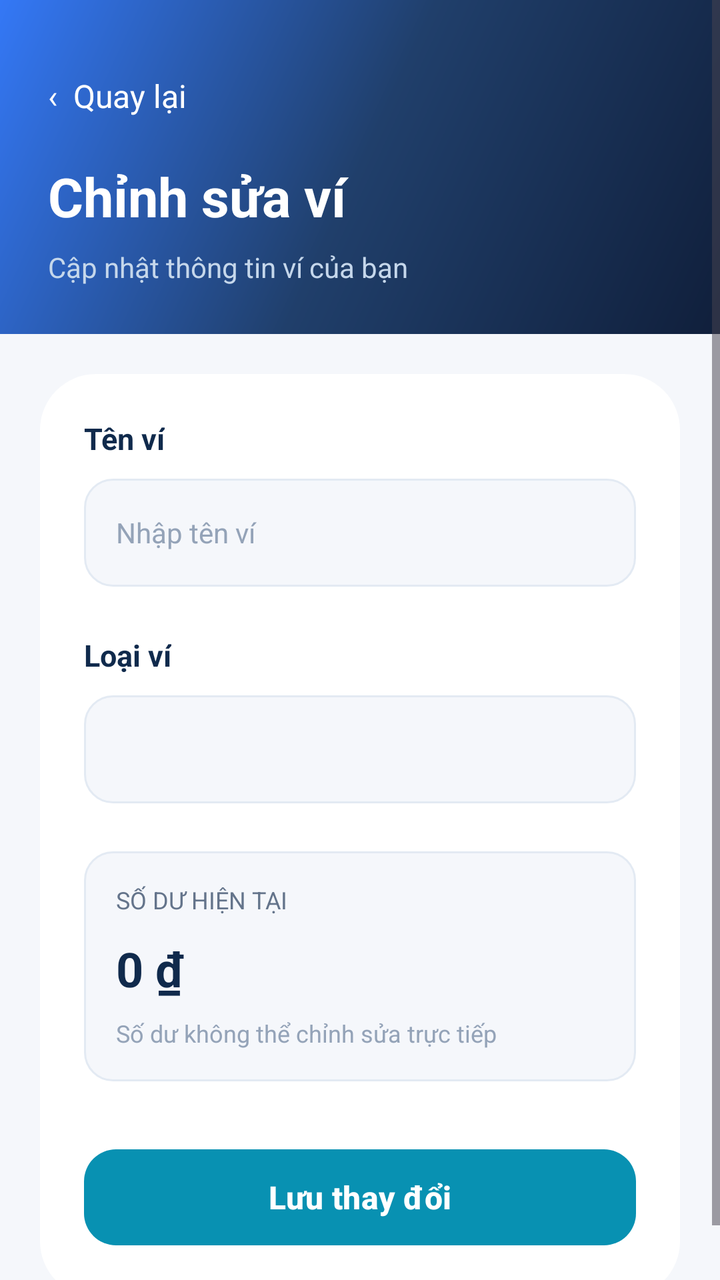
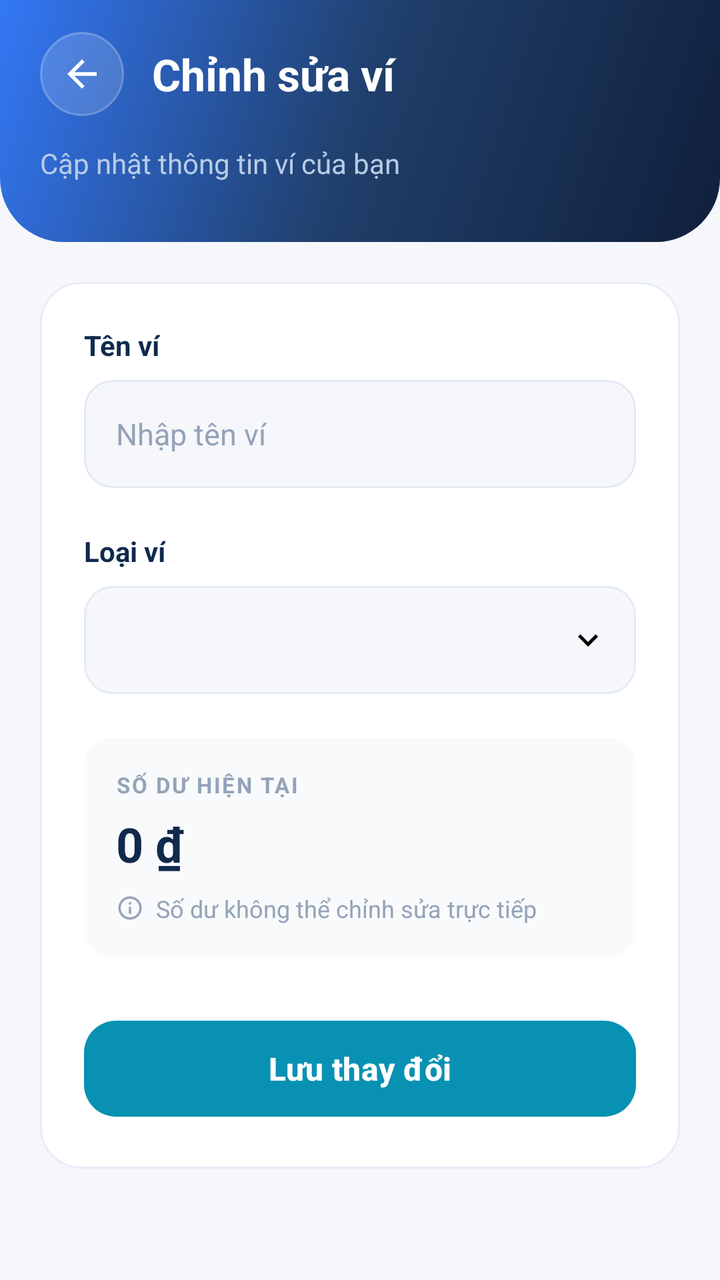

Before-and-after screenshots of an Android layout around one commit, followed by the original layout XML and the change that was made.
<!-- AndroidManifest.xml: application theme Theme.QLChiTieu -->
<!-- res/layout/activity_edit_wallet.xml -->
<?xml version="1.0" encoding="utf-8"?>
<ScrollView xmlns:android="http://schemas.android.com/apk/res/android"
    xmlns:app="http://schemas.android.com/apk/res-auto"
    android:layout_width="match_parent"
    android:layout_height="match_parent"
    android:fillViewport="true"
    android:background="#F5F7FB">

    <LinearLayout
        android:layout_width="match_parent"
        android:layout_height="wrap_content"
        android:orientation="vertical">

        <LinearLayout
            android:layout_width="match_parent"
            android:layout_height="wrap_content"
            android:background="@drawable/bg_auth_gradient"
            android:orientation="vertical"
            android:padding="24dp">

            <TextView
                android:id="@+id/tvQuayLaiSuaVi"
                android:layout_width="wrap_content"
                android:layout_height="48dp"
                android:gravity="center_vertical"
                android:text="‹  Quay lại"
                android:textColor="#FFFFFF"
                android:textSize="16sp" />

            <TextView
                android:layout_width="match_parent"
                android:layout_height="wrap_content"
                android:layout_marginTop="8dp"
                android:text="Chỉnh sửa ví"
                android:textColor="#FFFFFF"
                android:textSize="27sp"
                android:textStyle="bold" />

            <TextView
                android:layout_width="match_parent"
                android:layout_height="wrap_content"
                android:layout_marginTop="8dp"
                android:text="Cập nhật thông tin ví của bạn"
                android:textColor="#C5D7EB"
                android:textSize="14sp" />

        </LinearLayout>

        <LinearLayout
            android:layout_width="match_parent"
            android:layout_height="wrap_content"
            android:layout_margin="20dp"
            android:background="@drawable/bg_auth_card"
            android:orientation="vertical"
            android:padding="22dp">

            <TextView
                android:layout_width="wrap_content"
                android:layout_height="wrap_content"
                android:text="Tên ví"
                android:textColor="#102A4C"
                android:textSize="15sp"
                android:textStyle="bold" />

            <EditText
                android:id="@+id/edtTenViSua"
                android:layout_width="match_parent"
                android:layout_height="54dp"
                android:layout_marginTop="10dp"
                android:background="@drawable/bg_input"
                android:hint="Nhập tên ví"
                android:inputType="textCapSentences"
                android:singleLine="true"
                android:paddingStart="16dp"
                android:paddingEnd="16dp"
                android:textColor="#102A4C"
                android:textColorHint="#94A3B8"
                android:textSize="14sp" />

            <TextView
                android:layout_width="wrap_content"
                android:layout_height="wrap_content"
                android:layout_marginTop="24dp"
                android:text="Loại ví"
                android:textColor="#102A4C"
                android:textSize="15sp"
                android:textStyle="bold" />

            <Spinner
                android:id="@+id/spLoaiViSua"
                android:layout_width="match_parent"
                android:layout_height="54dp"
                android:layout_marginTop="10dp"
                android:background="@drawable/bg_input"
                android:paddingStart="12dp"
                android:paddingEnd="12dp" />

            <LinearLayout
                android:layout_width="match_parent"
                android:layout_height="wrap_content"
                android:layout_marginTop="24dp"
                android:background="@drawable/bg_input"
                android:orientation="vertical"
                android:padding="16dp">

                <TextView
                    android:layout_width="wrap_content"
                    android:layout_height="wrap_content"
                    android:text="SỐ DƯ HIỆN TẠI"
                    android:textColor="#64748B"
                    android:textSize="12sp" />

                <TextView
                    android:id="@+id/tvSoDuViSua"
                    android:layout_width="match_parent"
                    android:layout_height="wrap_content"
                    android:layout_marginTop="10dp"
                    android:text="0 ₫"
                    android:textColor="#102A4C"
                    android:textSize="24sp"
                    android:textStyle="bold" />

                <TextView
                    android:layout_width="match_parent"
                    android:layout_height="wrap_content"
                    android:layout_marginTop="8dp"
                    android:text="Số dư không thể chỉnh sửa trực tiếp"
                    android:textColor="#94A3B8"
                    android:textSize="12sp" />

            </LinearLayout>

            <com.google.android.material.button.MaterialButton
                android:id="@+id/btnLuuSuaVi"
                android:layout_width="match_parent"
                android:layout_height="56dp"
                android:layout_marginTop="30dp"
                android:text="Lưu thay đổi"
                android:textAllCaps="false"
                android:textColor="#FFFFFF"
                android:textSize="16sp"
                android:textStyle="bold"
                app:backgroundTint="#0891B2"
                app:cornerRadius="16dp" />

        </LinearLayout>

    </LinearLayout>

</ScrollView>
<!-- resources referenced by this layout -->
<resources>
  <!-- drawable bg_auth_card (drawable) -->
  <?xml version="1.0" encoding="utf-8"?>
  <shape xmlns:android="http://schemas.android.com/apk/res/android"
      android:shape="rectangle">
  
      <solid android:color="@color/surface_light" />
  
      <corners android:radius="28dp" />
  
  </shape>
  <!-- drawable bg_auth_gradient (drawable) -->
  <?xml version="1.0" encoding="utf-8"?>
  <shape xmlns:android="http://schemas.android.com/apk/res/android"
      android:shape="rectangle">
  
      <gradient
          android:angle="135"
          android:startColor="@color/navy"
          android:centerColor="@color/navy_light"
          android:endColor="@color/blue"
          android:type="linear" />
  
  </shape>
  <color name="surface_light">#FFFFFF</color>
  <color name="navy">#101F3B</color>
  <color name="navy_light">#203F6B</color>
  <color name="blue">#3478F6</color>
  <color name="white">#FFFFFF</color>
  <color name="teal">#18B6A4</color>
  <!-- unchanged entries left out for length: 5 -->
</resources>

<!-- the commit's change to res/layout/activity_edit_wallet.xml (unified diff, before → after) -->
@@ -3,8 +3,9 @@
     xmlns:app="http://schemas.android.com/apk/res-auto"
     android:layout_width="match_parent"
     android:layout_height="match_parent"
+    android:background="@color/phinova_background"
     android:fillViewport="true"
-    android:background="#F5F7FB">
+    android:overScrollMode="never">
 
     <LinearLayout
         android:layout_width="match_parent"
@@ -12,36 +13,47 @@
         android:orientation="vertical">
 
         <LinearLayout
+            android:id="@+id/layoutHeader"
             android:layout_width="match_parent"
             android:layout_height="wrap_content"
-            android:background="@drawable/bg_auth_gradient"
+            android:background="@drawable/bg_wallet_header"
             android:orientation="vertical"
-            android:padding="24dp">
+            android:paddingStart="20dp"
+            android:paddingTop="16dp"
+            android:paddingEnd="20dp"
+            android:paddingBottom="30dp">
 
-            <TextView
-                android:id="@+id/tvQuayLaiSuaVi"
-                android:layout_width="wrap_content"
-                android:layout_height="48dp"
+            <LinearLayout
+                android:layout_width="match_parent"
+                android:layout_height="wrap_content"
                 android:gravity="center_vertical"
-                android:text="‹  Quay lại"
-                android:textColor="#FFFFFF"
-                android:textSize="16sp" />
+                android:orientation="horizontal">
+
+                <TextView
+                    android:id="@+id/tvQuayLaiSuaVi"
+                    android:layout_width="42dp"
+                    android:layout_height="42dp"
+                    android:background="@drawable/bg_back_button"
+                    android:contentDescription="Quay lại" />
+
+                <TextView
+                    android:layout_width="0dp"
+                    android:layout_height="wrap_content"
+                    android:layout_marginStart="14dp"
+                    android:layout_weight="1"
+                    android:text="Chỉnh sửa ví"
+                    android:textColor="@color/white"
+                    android:textSize="22sp"
+                    android:textStyle="bold" />
+
+            </LinearLayout>
 
             <TextView
                 android:layout_width="match_parent"
                 android:layout_height="wrap_content"
-                android:layout_marginTop="8dp"
-                android:text="Chỉnh sửa ví"
-                android:textColor="#FFFFFF"
-                android:textSize="27sp"
-                android:textStyle="bold" />
-
-            <TextView
-                android:layout_width="match_parent"
-                android:layout_height="wrap_content"
-                android:layout_marginTop="8dp"
+                android:layout_marginTop="14dp"
                 android:text="Cập nhật thông tin ví của bạn"
-                android:textColor="#C5D7EB"
+                android:textColor="#B8CCE6"
                 android:textSize="14sp" />
 
         </LinearLayout>
@@ -49,84 +61,106 @@
         <LinearLayout
             android:layout_width="match_parent"
             android:layout_height="wrap_content"
-            android:layout_margin="20dp"
-            android:background="@drawable/bg_auth_card"
+            android:layout_marginStart="20dp"
+            android:layout_marginTop="20dp"
+            android:layout_marginEnd="20dp"
+            android:background="@drawable/bg_card_soft"
             android:orientation="vertical"
             android:padding="22dp">
 
             <TextView
                 android:layout_width="wrap_content"
                 android:layout_height="wrap_content"
+                android:layout_marginTop="0dp"
                 android:text="Tên ví"
-                android:textColor="#102A4C"
-                android:textSize="15sp"
+                android:textColor="@color/phinova_text_primary"
+                android:textSize="14sp"
                 android:textStyle="bold" />
 
             <EditText
                 android:id="@+id/edtTenViSua"
                 android:layout_width="match_parent"
                 android:layout_height="54dp"
-                android:layout_marginTop="10dp"
+                android:layout_marginTop="8dp"
                 android:background="@drawable/bg_input"
                 android:hint="Nhập tên ví"
                 android:inputType="textCapSentences"
-                android:singleLine="true"
                 android:paddingStart="16dp"
                 android:paddingEnd="16dp"
-                android:textColor="#102A4C"
-                android:textColorHint="#94A3B8"
-                android:textSize="14sp" />
+                android:textColor="@color/phinova_text_primary"
+                android:textColorHint="@color/phinova_text_hint"
+                android:textSize="15sp"
+                android:singleLine="true"
+                />
 
             <TextView
                 android:layout_width="wrap_content"
                 android:layout_height="wrap_content"
-                android:layout_marginTop="24dp"
+                android:layout_marginTop="22dp"
                 android:text="Loại ví"
-                android:textColor="#102A4C"
-                android:textSize="15sp"
+                android:textColor="@color/phinova_text_primary"
+                android:textSize="14sp"
                 android:textStyle="bold" />
 
             <Spinner
                 android:id="@+id/spLoaiViSua"
                 android:layout_width="match_parent"
                 android:layout_height="54dp"
-                android:layout_marginTop="10dp"
-                android:background="@drawable/bg_input"
-                android:paddingStart="12dp"
-                android:paddingEnd="12dp" />
+                android:layout_marginTop="8dp"
+                android:background="@drawable/bg_spinner"
+                android:popupBackground="@drawable/bg_card_soft"
+                android:spinnerMode="dropdown" />
 
             <LinearLayout
                 android:layout_width="match_parent"
                 android:layout_height="wrap_content"
-                android:layout_marginTop="24dp"
-                android:background="@drawable/bg_input"
+                android:layout_marginTop="22dp"
+                android:background="@drawable/bg_balance_box"
                 android:orientation="vertical"
                 android:padding="16dp">
 
                 <TextView
                     android:layout_width="wrap_content"
                     android:layout_height="wrap_content"
+                    android:letterSpacing="0.08"
                     android:text="SỐ DƯ HIỆN TẠI"
-                    android:textColor="#64748B"
-                    android:textSize="12sp" />
+                    android:textColor="@color/phinova_text_hint"
+                    android:textSize="11sp"
+                    android:textStyle="bold" />
 
                 <TextView
                     android:id="@+id/tvSoDuViSua"
                     android:layout_width="match_parent"
                     android:layout_height="wrap_content"
-                    android:layout_marginTop="10dp"
+                    android:layout_marginTop="6dp"
                     android:text="0 ₫"
-                    android:textColor="#102A4C"
+                    android:textColor="@color/phinova_text_primary"
                     android:textSize="24sp"
                     android:textStyle="bold" />
 
-                <TextView
+                <LinearLayout
                     android:layout_width="match_parent"
                     android:layout_height="wrap_content"
                     android:layout_marginTop="8dp"
-                    android:text="Số dư không thể chỉnh sửa trực tiếp"
-                    android:textColor="#94A3B8"
-                    android:textSize="12sp" />
+                    android:gravity="center_vertical"
+                    android:orientation="horizontal">
+
+                    <ImageView
+                        android:layout_width="14dp"
+                        android:layout_height="14dp"
+                        android:contentDescription="@null"
+                        android:src="@drawable/ic_info"
+                        app:tint="@color/phinova_text_hint" />
+
+                    <TextView
+                        android:layout_width="wrap_content"
+                        android:layout_height="wrap_content"
+                        android:layout_marginStart="6dp"
+                        android:text="Số dư không thể chỉnh sửa trực tiếp"
+                        android:textColor="@color/phinova_text_hint"
+                        android:textSize="12sp" />
+
+                </LinearLayout>
 
             </LinearLayout>
 
@@ -134,17 +168,21 @@
                 android:id="@+id/btnLuuSuaVi"
                 android:layout_width="match_parent"
                 android:layout_height="56dp"
-                android:layout_marginTop="30dp"
+                android:layout_marginTop="28dp"
                 android:text="Lưu thay đổi"
                 android:textAllCaps="false"
-                android:textColor="#FFFFFF"
+                android:textColor="@color/white"
                 android:textSize="16sp"
                 android:textStyle="bold"
-                app:backgroundTint="#0891B2"
+                app:backgroundTint="@color/phinova_accent"
                 app:cornerRadius="16dp" />
 
         </LinearLayout>
 
+        <View
+            android:layout_width="match_parent"
+            android:layout_height="24dp" />
+
     </LinearLayout>
 
 </ScrollView>
<!-- resource entries referenced after the edit -->
@@ -1,34 +1,99 @@
 <!-- resources referenced by this layout -->
 <resources>
-  <!-- drawable bg_auth_card (drawable) -->
+  <color name="phinova_accent">#0891B2</color>
+  <color name="phinova_background">#F5F7FB</color>
+  <color name="phinova_text_hint">#94A3B8</color>
+  <color name="phinova_text_primary">#102A4C</color>
+  <color name="navy">#101F3B</color>
+  <color name="navy_light">#203F6B</color>
+  <color name="blue">#3478F6</color>
+  <color name="white">#FFFFFF</color>
+  <!-- drawable bg_back_button (drawable) -->
+  <?xml version="1.0" encoding="utf-8"?>
+  <layer-list xmlns:android="http://schemas.android.com/apk/res/android">
+      <item>
+          <shape android:shape="oval">
+              <solid android:color="#26FFFFFF" />
+              <stroke android:width="1dp" android:color="#40FFFFFF" />
+          </shape>
+      </item>
+      <item
+          android:drawable="@drawable/ic_arrow_back"
+          android:gravity="center"
+          android:width="22dp"
+          android:height="22dp" />
+  </layer-list>
+  <!-- drawable bg_balance_box (drawable) -->
+  <?xml version="1.0" encoding="utf-8"?>
+  <shape xmlns:android="http://schemas.android.com/apk/res/android" android:shape="rectangle">
+      <solid android:color="#F8FAFC" />
+      <corners android:radius="14dp" />
+  </shape>
+  <!-- drawable bg_card_soft (drawable) -->
   <?xml version="1.0" encoding="utf-8"?>
   <shape xmlns:android="http://schemas.android.com/apk/res/android"
       android:shape="rectangle">
-  
-      <solid android:color="@color/surface_light" />
-  
-      <corners android:radius="28dp" />
-  
+      <solid android:color="@color/white" />
+      <corners android:radius="20dp" />
+      <stroke
+          android:width="1dp"
+          android:color="@color/phinova_border" />
   </shape>
-  <!-- drawable bg_auth_gradient (drawable) -->
+  <!-- drawable bg_spinner (drawable) -->
+  <?xml version="1.0" encoding="utf-8"?>
+  <layer-list xmlns:android="http://schemas.android.com/apk/res/android">
+      <item>
+          <shape android:shape="rectangle">
+              <solid android:color="@color/background_light" />
+              <corners android:radius="14dp" />
+              <stroke android:width="1dp" android:color="@color/border_light" />
+          </shape>
+      </item>
+      <item
+          android:drawable="@drawable/ic_chevron_down"
+          android:gravity="center_vertical|end"
+          android:right="14dp"
+          android:width="20dp"
+          android:height="20dp" />
+  </layer-list>
+  <!-- drawable bg_wallet_header (drawable) -->
   <?xml version="1.0" encoding="utf-8"?>
   <shape xmlns:android="http://schemas.android.com/apk/res/android"
       android:shape="rectangle">
-  
       <gradient
           android:angle="135"
           android:startColor="@color/navy"
           android:centerColor="@color/navy_light"
           android:endColor="@color/blue"
           android:type="linear" />
-  
+      <corners
+          android:bottomLeftRadius="32dp"
+          android:bottomRightRadius="32dp" />
   </shape>
-  <color name="surface_light">#FFFFFF</color>
-  <color name="navy">#101F3B</color>
-  <color name="navy_light">#203F6B</color>
-  <color name="blue">#3478F6</color>
-  <color name="white">#FFFFFF</color>
+  <!-- drawable ic_info (drawable) -->
+  <?xml version="1.0" encoding="utf-8"?>
+  <vector xmlns:android="http://schemas.android.com/apk/res/android"
+      android:width="24dp" android:height="24dp"
+      android:viewportWidth="24" android:viewportHeight="24">
+      <path android:fillColor="#FF000000" android:pathData="M11,7h2v2h-2V7zM11,11h2v6h-2v-6zM12,2C6.48,2 2,6.48 2,12s4.48,10 10,10 10,-4.48 10,-10S17.52,2 12,2zM12,20c-4.41,0 -8,-3.59 -8,-8s3.59,-8 8,-8 8,3.59 8,8 -3.59,8 -8,8z" />
+  </vector>
+  <!-- drawable ic_arrow_back (drawable) -->
+  <?xml version="1.0" encoding="utf-8"?>
+  <vector xmlns:android="http://schemas.android.com/apk/res/android"
+      android:width="24dp" android:height="24dp"
+      android:viewportWidth="24" android:viewportHeight="24">
+      <path android:fillColor="#FFFFFF"
+          android:pathData="M20,11H7.83l5.59,-5.59L12,4l-8,8 8,8 1.41,-1.41L7.83,13H20v-2z" />
+  </vector>
+  <color name="phinova_border">#E8EDF5</color>
   <color name="teal">#18B6A4</color>
+  <!-- drawable ic_chevron_down (drawable) -->
+  <?xml version="1.0" encoding="utf-8"?>
+  <vector xmlns:android="http://schemas.android.com/apk/res/android"
+      android:width="24dp" android:height="24dp"
+      android:viewportWidth="24" android:viewportHeight="24">
+      <path android:fillColor="#FF000000" android:pathData="M7.41,8.59L12,13.17l4.59,-4.58L18,10l-6,6 -6,-6z" />
+  </vector>
   <!-- unchanged entries left out for length: 5 -->
 </resources>
 
